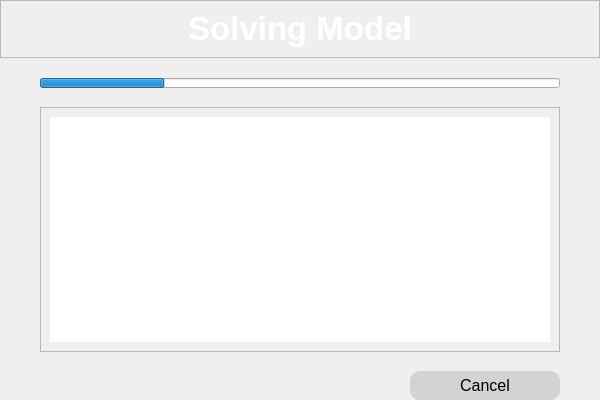
Above: ProgramSrc/solvingprogress.ui from Lucianono/ShelterAlloc_Thesis before the change. Below: the same form after it.
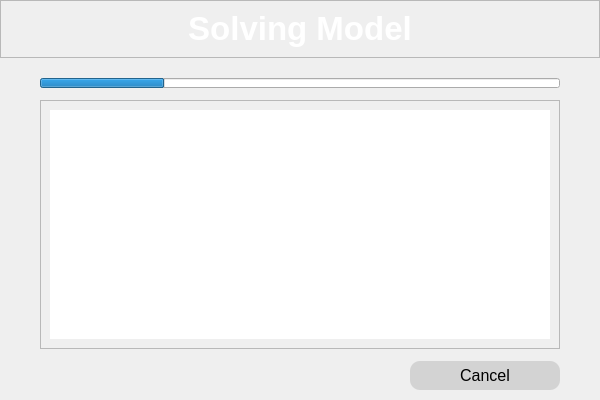
That is the form after the change.

The edit to the form file:
```diff
--- a/ProgramSrc/solvingprogress.ui
+++ b/ProgramSrc/solvingprogress.ui
@@ -25,7 +25,7 @@
   <property name="maximumSize">
    <size>
     <width>600</width>
-    <height>400</height>
+    <height>500</height>
    </size>
   </property>
   <property name="windowTitle">
@@ -95,7 +95,7 @@
    <item>
     <layout class="QVBoxLayout" name="verticalLayout" stretch="1,4,1">
      <property name="spacing">
-      <number>19</number>
+      <number>12</number>
      </property>
      <property name="leftMargin">
       <number>40</number>
@@ -149,6 +149,12 @@
        <layout class="QVBoxLayout" name="verticalLayout_2">
         <item>
          <widget class="QScrollArea" name="scrollArea">
+          <property name="sizePolicy">
+           <sizepolicy hsizetype="Preferred" vsizetype="Expanding">
+            <horstretch>0</horstretch>
+            <verstretch>0</verstretch>
+           </sizepolicy>
+          </property>
           <property name="styleSheet">
            <string notr="true">
 background-color: white;
@@ -163,12 +169,18 @@
              <x>0</x>
              <y>0</y>
              <width>500</width>
-             <height>196</height>
+             <height>207</height>
             </rect>
            </property>
            <layout class="QVBoxLayout" name="verticalLayout_3">
             <item>
              <widget class="QTextEdit" name="textEdit">
+              <property name="sizePolicy">
+               <sizepolicy hsizetype="Preferred" vsizetype="Preferred">
+                <horstretch>0</horstretch>
+                <verstretch>0</verstretch>
+               </sizepolicy>
+              </property>
               <property name="readOnly">
                <bool>true</bool>
               </property>
@@ -183,6 +195,9 @@
      </item>
      <item>
       <layout class="QHBoxLayout" name="horizontalLayout_2">
+       <property name="bottomMargin">
+        <number>10</number>
+       </property>
        <item>
         <spacer name="horizontalSpacer">
          <property name="orientation">
```
